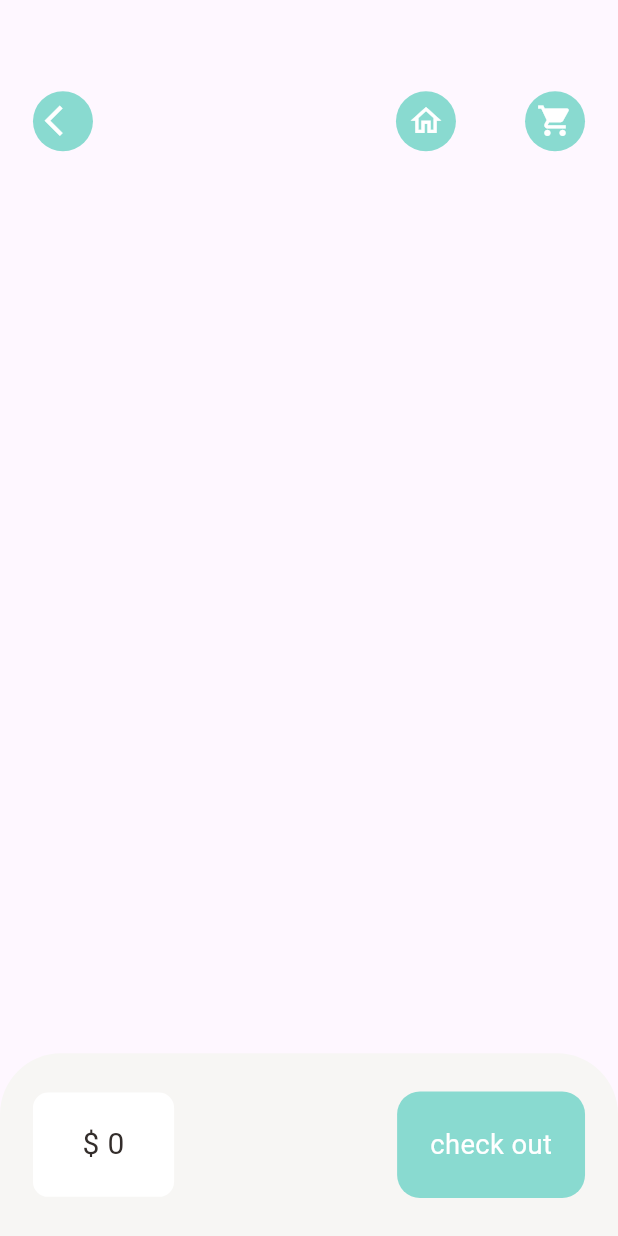
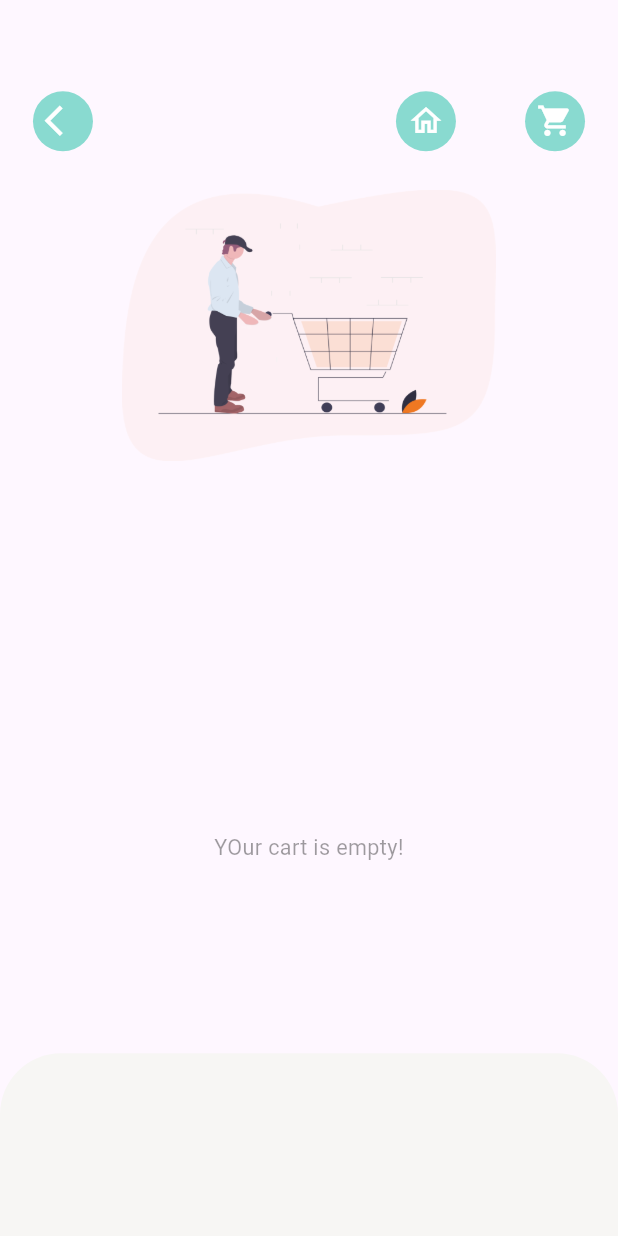
Before and after one commit to bolexy1/e_commerce_App, a Flutter app: the CartPage screen opened by its route, on a phone screen of 412 x 824 dp. Run offline on Flutter 3.47's test engine with Material 3 defaults, Android fonts, the phone set to English and light mode, and no system bars; our stand-ins replace dots_indicator, get, shared_preferences; accounts and stored records are empty; network calls fail.

Commit message:
Add to cart page completed

```diff
--- /dev/null
+++ b/devtools_options.yaml
@@ -0,0 +1,3 @@
+description: This file stores settings for Dart & Flutter DevTools.
+documentation: https://docs.flutter.dev/tools/devtools/extensions#configure-extension-enablement-states
+extensions:
--- a/lib/Pages/Home/home_page.dart
+++ b/lib/Pages/Home/home_page.dart
@@ -1,4 +1,5 @@
 import 'package:e_commerce_app/Pages/Home/mainFoodPage.dart';
+import 'package:e_commerce_app/Pages/cart/Cart_history.dart';
 import 'package:e_commerce_app/utility/colors.dart';
 import 'package:flutter/material.dart';
 
@@ -14,7 +15,7 @@ class _HomePageState extends State<HomePage> {
   List pages = [
     Mainfoodpage(),
     Container(child: Center(child: Text("Next page")),),
-    Container(child: Center(child: Text("Next 2 pages")),),
+    CartHistory(),
     Container(child: Center(child: Text("Next 3 pages")),),
 
   ];
--- a/lib/Pages/cart/Cart_page.dart
+++ b/lib/Pages/cart/Cart_page.dart
@@ -1,4 +1,5 @@
 import 'package:e_commerce_app/Pages/Home/mainFoodPage.dart';
+import 'package:e_commerce_app/base/No_data_page.dart';
 import 'package:e_commerce_app/controllers/Recommended_products_controller.dart';
 import 'package:e_commerce_app/controllers/cart_controller.dart';
 import 'package:e_commerce_app/controllers/popular_product_controller.dart';
@@ -54,7 +55,8 @@ class CartPage extends StatelessWidget {
 
             ],
           )),
-          Positioned(
+           GetBuilder<CartController>(builder: (_cartController){
+            return _cartController.getItems.length>0?Positioned(
             top: AppLayout.getHeight(100),
             left: AppLayout.getWidth(20),
             right: AppLayout.getWidth(20),
@@ -86,7 +88,13 @@ class CartPage extends StatelessWidget {
                              }else{
                                var recommendedIndex= Get.find<RecommendedProductController>()
                              .recommendedProductList.indexOf(_cartList[index].product!);
-                             Get.toNamed(RouteHelper.getRecommendedFood(recommendedIndex, "cartpage"));
+                             if(recommendedIndex<0){
+                              Get.snackbar('History', " Product review is not available for history products!",
+                              backgroundColor: AppColors.mainColor,colorText: Colors.white );
+
+                             }else{
+                              Get.toNamed(RouteHelper.getRecommendedFood(recommendedIndex, "cartpage"));
+                             }
                              }
                           },
                           child: Container(
@@ -164,7 +172,8 @@ class CartPage extends StatelessWidget {
                 } );
                 }),
               ),
-            ))
+            )):NoDataPage(text: "YOur cart is empty!");
+           })
         ],
       ),
       bottomNavigationBar: GetBuilder<CartController>(builder: (cartController){
@@ -175,7 +184,7 @@ class CartPage extends StatelessWidget {
           color: AppColors.buttonBackgroundColor,
           borderRadius: BorderRadius.only(topLeft: Radius.circular(AppLayout.getHeight(40)),topRight: Radius.circular(AppLayout.getHeight(40)),)
         ),
-        child: Row(
+        child: cartController.getItems.length>0? Row(
           mainAxisAlignment: MainAxisAlignment.spaceBetween,
           children: [
             Container(
@@ -200,6 +209,7 @@ class CartPage extends StatelessWidget {
             GestureDetector(
               onTap: () {
                 // popularProduct.addItem(product);
+                cartController.addToHistory();
               },
               child: Container(
                 // height: AppLayout.getHeight(70),
@@ -214,7 +224,7 @@ class CartPage extends StatelessWidget {
               ),
             )
           ],
-        ),
+        ):Container(),
       );
 
       },
--- /dev/null
+++ b/lib/base/No_data_page.dart
@@ -0,0 +1,33 @@
+import 'package:flutter/material.dart';
+
+class NoDataPage extends StatelessWidget {
+  final String text;
+  final String imgPath;
+  const NoDataPage({super.key, required this.text,  this.imgPath ="assets/images/empty_cart.png"});
+
+  @override
+  Widget build(BuildContext context) {
+    return Column(
+      mainAxisAlignment: MainAxisAlignment.center,
+      crossAxisAlignment: CrossAxisAlignment.stretch,
+      children: [
+        Image.asset(
+          imgPath,
+          height: MediaQuery.of(context).size.height*0.22,
+         width:  MediaQuery.of(context).size.width*0.22,
+
+        ),
+        SizedBox(height: MediaQuery.of(context).size.height*0.3,),
+
+        Text(text,
+        style: TextStyle(
+          fontSize: MediaQuery.of(context).size.height*0.0175,
+          color:Theme.of(context).disabledColor
+        ),
+        textAlign: TextAlign.center,
+        )
+
+      ],
+    );
+  }
+}
--- a/lib/controllers/popular_product_controller.dart
+++ b/lib/controllers/popular_product_controller.dart
@@ -81,11 +81,11 @@ void initProduct(ProductModel product, CartController cart){
   var exist=false;
   exist = _cart.existInCart(product);
   // get from storage _inCartItem
-  print("exist or not "+exist.toString());
+  // print("exist or not "+exist.toString());
   if(exist){
     _inCartItems=cart.getQuantity(product);
   }
-  print("the quantity in the cart is "+_inCartItems.toString());
+  // print("the quantity in the cart is "+_inCartItems.toString());
 }
 
 void addItem(ProductModel product, ){
@@ -95,7 +95,7 @@ void addItem(ProductModel product, ){
   _inCartItems=_cart.getQuantity(product);
 
   _cart.items.forEach((key, value){
-    print("The id is "+value.id.toString()+" The qunatity is "+value.quantity.toString());
+    // print("The id is "+value.id.toString()+" The qunatity is "+value.quantity.toString());
   });
 
   update();
--- a/lib/data/Repository/cart_repo.dart
+++ b/lib/data/Repository/cart_repo.dart
@@ -12,7 +12,11 @@ class CartRepo {
   });
 
   List<String> cart =[];
+   List<String> cartHistory=[];
   void addToCartList(List<CartModel> cartList){
+    // sharedPreferences.remove(AppConstants.CART_LIST);
+    // sharedPreferences.remove(AppConstants.CART_HISTORY_LIST);
+    var time = DateTime.now().toString();
     cart = [];
 
     // convert objects to string because sharedpreference only accept string
@@ -20,15 +24,20 @@ class CartRepo {
     //   return cart.add(jsonEncode(element));
     // });
 
-    cartList.forEach((element)=>cart.add(jsonEncode(element)));
+    cartList.forEach((element){
+      element.time = time;
+      return cart.add(jsonEncode(element));
+
+      });
 
     sharedPreferences.setStringList(AppConstants.CART_LIST, cart);
     // print(sharedPreferences.getStringList(AppConstants.CART_LIST));
-    getCartList();
+    // getCartList();
   }
 
   List<CartModel> getCartList(){
     List<String> carts=[];
+
     if(sharedPreferences.containsKey(AppConstants.CART_LIST)){
       carts= sharedPreferences.getStringList(AppConstants.CART_LIST)!;
       print("inside getcartList" +carts.toString());
@@ -44,5 +53,35 @@ class CartRepo {
     return cartList;
   }
 
+  List<CartModel> getCartHistoryList(){
+    if(sharedPreferences.containsKey(AppConstants.CART_HISTORY_LIST)){
+      cartHistory=[];
+      cartHistory = sharedPreferences.getStringList(AppConstants.CART_HISTORY_LIST)!;
+    }
+
+    List<CartModel> cartListHistory =[];
+    cartHistory.forEach((element) =>cartListHistory.add(CartModel.fromJson(jsonDecode(element))));
+    return cartListHistory;
+
+  }
+
+  void addToCartHistoryList(){
+    if(sharedPreferences.containsKey(AppConstants.CART_HISTORY_LIST)){
+      cartHistory = sharedPreferences.getStringList(AppConstants.CART_HISTORY_LIST)!;
+    }
+    for(int i=0; i<cart.length; i++){
+      cartHistory.add(cart[i]);
+
+    }
+
+    removeCart();
+    sharedPreferences.setStringList(AppConstants.CART_HISTORY_LIST, cartHistory);
+  }
+
+  void removeCart(){
+    cart=[];
+    sharedPreferences.remove(AppConstants.CART_LIST);
+  }
+
 
 }
--- a/lib/utility/app_constants.dart
+++ b/lib/utility/app_constants.dart
@@ -10,5 +10,6 @@ class AppConstants {
 
   static const String TOKEN ="DBtoken";
   static const String CART_LIST = "cart-list";
+  static const String CART_HISTORY_LIST = "cart-history-list";
 
 }
--- a/pubspec.yaml
+++ b/pubspec.yaml
@@ -41,6 +41,7 @@ dev_dependencies:
   get: ^4.1.4
   dots_indicator: ^2.0.0
   shared_preferences: ^2.0.11
+  intl: ^0.17.0
 
 
   # The "flutter_lints" package below contains a set of recommended lints to
```
Also changed, not shown: lib/Pages/cart/Cart_history.dart (added, +184 -0 lines), lib/controllers/cart_controller.dart (+25 -4 lines), pubspec.lock.
